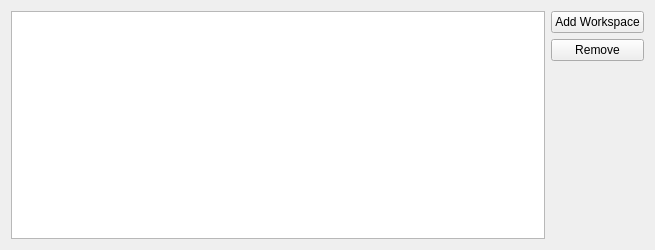
The window that qt/scientific_interfaces/Indirect/IndirectFitDataView.ui (mantidproject/mantid) describes before a commit, drawn with Qt 5.
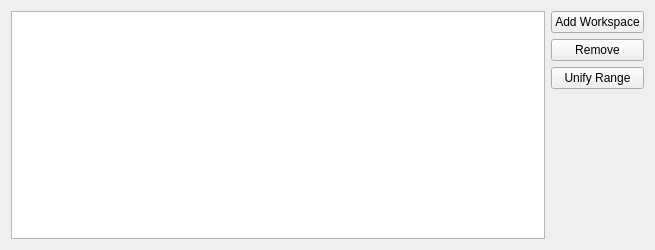
The same window after the commit.

Commit message:
Add unify range button to FDA fit tabs
This commit adds a button to the FDA fitting tabs that allows users to set the fit range for all selected rows to the value of the first one.

re: #32476

```diff
--- a/qt/scientific_interfaces/Indirect/IndirectFitDataView.ui
+++ b/qt/scientific_interfaces/Indirect/IndirectFitDataView.ui
@@ -40,7 +40,7 @@
     </widget>
    </item>
    <item>
-    <layout class="QVBoxLayout" name="loDataControl" stretch="0,0,0">
+    <layout class="QVBoxLayout" name="loDataControl" stretch="0,0,0,0">
      <property name="rightMargin">
       <number>0</number>
      </property>
@@ -58,6 +58,13 @@
        </property>
       </widget>
      </item>
+     <item>
+      <widget class="QPushButton" name="pbUnify">
+       <property name="text">
+        <string>Unify Range</string>
+       </property>
+      </widget>
+     </item>
      <item>
       <spacer name="verticalSpacer">
        <property name="orientation">
```
The commit also changes 7 other files.
